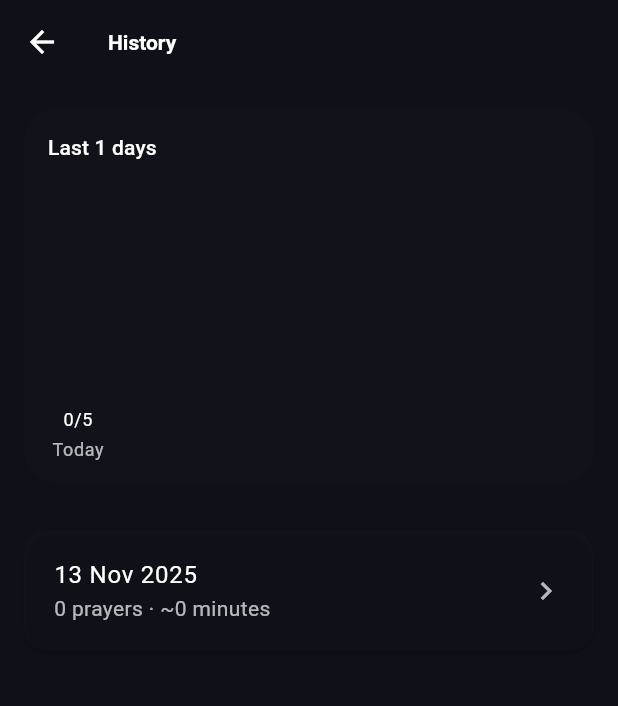
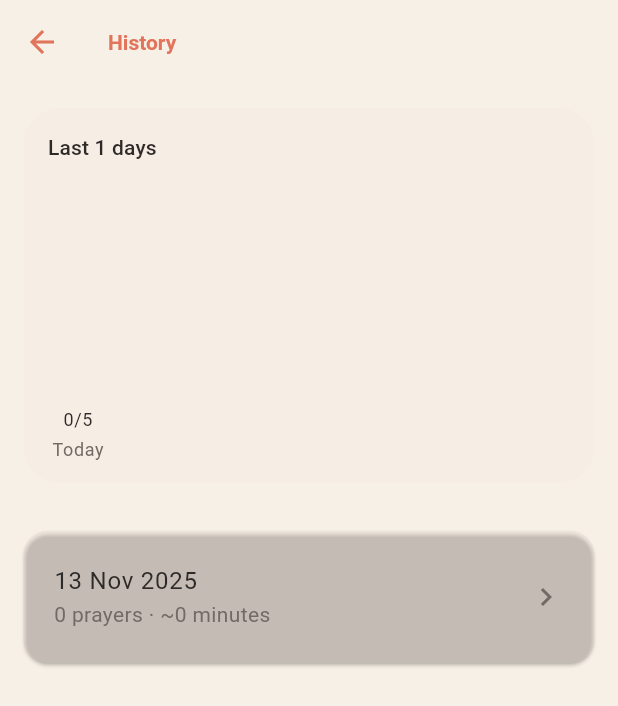
Before and after one commit to SulemanKazi/Khushu, a Flutter app: the screen it shows after launch, after a tap on the "bar chart" icon, on a phone screen of 412 x 824 dp. Shown: the top 706 px of the screen. Run offline on Flutter 3.47's test engine with Material 3 defaults, Android fonts, the phone set to English and light mode, and no system bars; our stand-ins replace shared_preferences.

Commit message:
Update theme colors.

```diff
--- a/lib/main.dart
+++ b/lib/main.dart
@@ -30,62 +30,95 @@ class PrayerTimesApp extends StatelessWidget {
   }
 
   ThemeData _buildTheme() {
-    final dark = ThemeData.dark(useMaterial3: true);
-    final scheme = dark.colorScheme.copyWith(
-      primary: const Color(0xFFB388FF),
-      onPrimary: Colors.black,
-      secondary: const Color(0xFF7C4DFF),
-      tertiary: const Color(0xFF64FFDA),
-      surface: const Color(0xFF101018),
-      surfaceContainerHighest: const Color(0xFF1F1F2E),
-      onSurface: Colors.white,
-      onSurfaceVariant: Colors.white70,
+    const background = Color(0xFFF7F0E6);
+    const cardColor = Color(0xFFFFFBFA);
+    const primary = Color(0xFFE2745B);
+    const secondary = Color(0xFF5CB8B2);
+    const tertiary = Color(0xFFF3C76B);
+    const onSurface = Color(0xFF2E2A28);
+    const onSurfaceVariant = Color(0xFF726B65);
+
+    final base = ThemeData.light(useMaterial3: true);
+    final scheme = ColorScheme.fromSeed(
+      seedColor: primary,
+      brightness: Brightness.light,
+    ).copyWith(
+      primary: primary,
+      onPrimary: Colors.white,
+      secondary: secondary,
+      onSecondary: Colors.white,
+      tertiary: tertiary,
+      surface: cardColor,
+      surfaceTint: Colors.transparent,
+      background: background,
+      onSurface: onSurface,
+      onSurfaceVariant: onSurfaceVariant,
+      outlineVariant: const Color(0xFFE1D8CF),
     );
 
-    return dark.copyWith(
+    return base.copyWith(
       colorScheme: scheme,
-      scaffoldBackgroundColor: scheme.surface,
+      scaffoldBackgroundColor: background,
       appBarTheme: AppBarTheme(
-        backgroundColor: scheme.surface,
+        backgroundColor: background,
         surfaceTintColor: Colors.transparent,
         elevation: 0,
         centerTitle: false,
-        titleTextStyle: dark.textTheme.titleLarge?.copyWith(
-          color: scheme.onSurface,
+        titleTextStyle: base.textTheme.titleLarge?.copyWith(
+          color: primary,
           fontWeight: FontWeight.w600,
         ),
+        iconTheme: const IconThemeData(color: primary),
       ),
-      cardColor: scheme.surfaceContainerHighest,
-      textTheme: dark.textTheme.apply(
-        bodyColor: scheme.onSurface,
-        displayColor: scheme.onSurface,
+      cardColor: cardColor,
+      dividerTheme: DividerThemeData(
+        color: scheme.outlineVariant,
+        thickness: 1,
+        space: 32,
+      ),
+      textTheme: base.textTheme.apply(
+        bodyColor: onSurface,
+        displayColor: onSurface,
       ),
       filledButtonTheme: FilledButtonThemeData(
         style: FilledButton.styleFrom(
-          backgroundColor: scheme.primary,
-          foregroundColor: scheme.onPrimary,
+          backgroundColor: primary,
+          foregroundColor: Colors.white,
+          padding: const EdgeInsets.symmetric(horizontal: 24, vertical: 16),
           shape: RoundedRectangleBorder(
-            borderRadius: BorderRadius.circular(16),
+            borderRadius: BorderRadius.circular(24),
           ),
         ),
       ),
       outlinedButtonTheme: OutlinedButtonThemeData(
         style: OutlinedButton.styleFrom(
-          foregroundColor: scheme.onSurface,
-          side: BorderSide(color: scheme.primary.withOpacity(0.6)),
+          foregroundColor: primary,
+          side: BorderSide(color: primary.withOpacity(0.6)),
+          padding: const EdgeInsets.symmetric(horizontal: 24, vertical: 16),
           shape: RoundedRectangleBorder(
-            borderRadius: BorderRadius.circular(16),
+            borderRadius: BorderRadius.circular(24),
           ),
         ),
       ),
-      sliderTheme: dark.sliderTheme.copyWith(
+      listTileTheme: const ListTileThemeData(
+        contentPadding: EdgeInsets.symmetric(horizontal: 20, vertical: 8),
+        iconColor: primary,
+      ),
+      iconTheme: const IconThemeData(color: primary),
+      sliderTheme: base.sliderTheme.copyWith(
         trackHeight: 4,
-        thumbColor: scheme.primary,
-        activeTrackColor: scheme.primary,
-        inactiveTrackColor: scheme.onSurfaceVariant.withOpacity(0.3),
+        activeTrackColor: tertiary,
+        inactiveTrackColor: tertiary.withOpacity(0.3),
+        thumbColor: tertiary,
       ),
-      listTileTheme: const ListTileThemeData(
-        contentPadding: EdgeInsets.symmetric(horizontal: 20, vertical: 4),
+      checkboxTheme: CheckboxThemeData(
+        fillColor: MaterialStateProperty.resolveWith(
+          (states) => states.contains(MaterialState.selected)
+              ? const Color(0xFF51B266)
+              : scheme.outlineVariant,
+        ),
+        checkColor: MaterialStateProperty.all<Color>(Colors.white),
+        shape: RoundedRectangleBorder(borderRadius: BorderRadius.circular(8)),
       ),
     );
   }
--- a/lib/screens/prayer_list_screen.dart
+++ b/lib/screens/prayer_list_screen.dart
@@ -199,14 +199,11 @@ class _PrayerTileState extends State<_PrayerTile> {
                           ), // Softer black with opacity
                           offset: const Offset(0, 2), // Shadow slightly below
                           blurRadius: 4.0, // Soft blur
-                          spreadRadius: 0.0, // No spread
                         ),
-                        // Optional: Add another shadow for more depth
                         BoxShadow(
                           color: Colors.black.withOpacity(0.1),
                           offset: const Offset(0, 6),
                           blurRadius: 10.0,
-                          spreadRadius: 0.0,
                         ),
                       ],
                     ),
```
